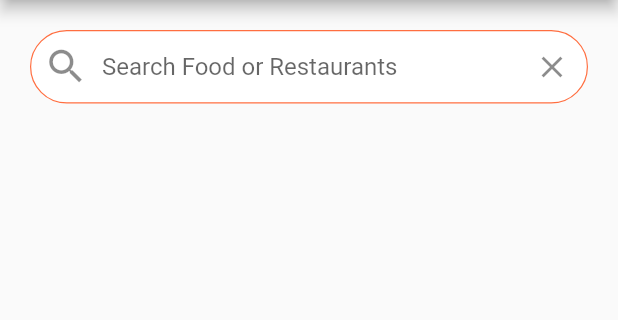
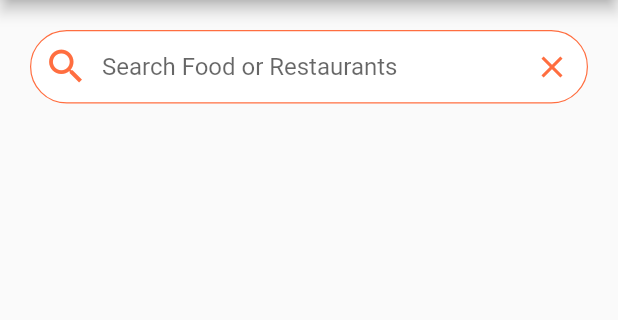
Before and after one commit to offfahad/food-delivery-app-flutter, a Flutter app: the screen it shows after launch, on a phone screen of 412 x 824 dp, the part 84-404 px from its top. Run offline on Flutter 3.47's test engine with Material 2 defaults, Android fonts, the phone set to English and light mode, and no system bars.

Commit message:
search-bar-colors

```diff
--- a/lib/main.dart
+++ b/lib/main.dart
@@ -17,7 +17,7 @@ class MyApp extends StatelessWidget {
       theme: ThemeData(
         scaffoldBackgroundColor: Colors.grey[50],
         primaryColor: Colors.deepOrangeAccent,
-        //colorScheme: ColorScheme.fromSeed(seedColor: Colors.deepOrangeAccent),
+        colorScheme: ColorScheme.fromSeed(seedColor: Colors.deepOrangeAccent),
         //useMaterial3: true,
       ),
       home: const HomeScreen(),
--- a/lib/screens/hone_screen.dart
+++ b/lib/screens/hone_screen.dart
@@ -51,16 +51,25 @@ class _HomeScreenState extends State<HomeScreen> {
                     color: Theme.of(context).primaryColor,
                   ),
                 ),
-
+                focusedBorder: OutlineInputBorder(
+                  borderRadius: BorderRadius.circular(30.0),
+                  borderSide: BorderSide(
+                    width: 0.8,
+                    color: Theme.of(context).primaryColor,
+                  ),
+                ),
                 hintText: 'Search Food or Restaurants',
-                  prefixIcon: const Icon(
+                prefixIcon: Icon(
                   Icons.search,
                   size: 30.0,
+                  color: Theme.of(context).primaryColor,
                 ),
                 suffixIcon: IconButton(
                   icon: const Icon(Icons.clear),
+                  color: Theme.of(context).primaryColor,
                   onPressed: () {},
-                  )),
+                ),
+              ),
             ),
           ),
         ],
```
Lines whose indentation alone changed are shown as unchanged.
